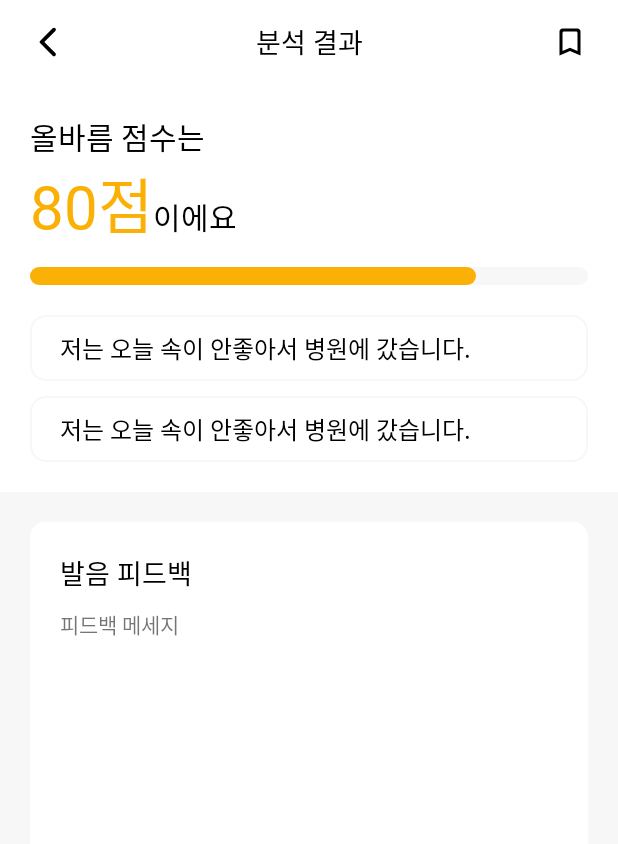
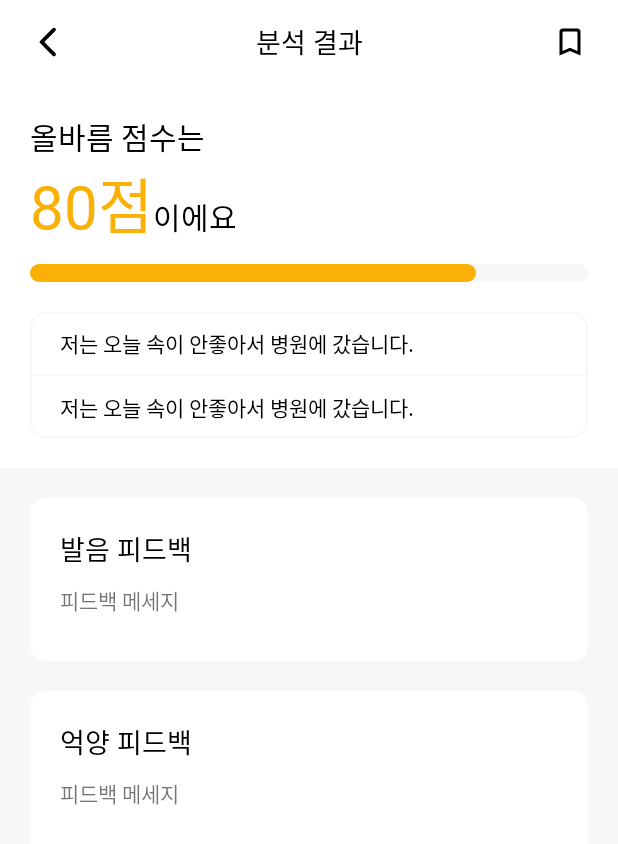
Before and after one commit to jiyuneel/Olbareum, an Android app: the FeedbackActivity screen opened directly, with no data from a screen before it, on a phone screen of 412 x 824 dp. Shown: the top 844 px of the screen. Run offline under Robolectric (Android 15) with nearby library versions, the light colour scheme and no system bars; pictures from the network do not load.

Commit message:
feat: 피드백 결과 페이지 UI 수정

```diff
--- a/app/src/main/java/com/olbareum/olbareum/FeedbackActivity.kt
+++ b/app/src/main/java/com/olbareum/olbareum/FeedbackActivity.kt
@@ -17,11 +17,11 @@ class FeedbackActivity : AppCompatActivity() {
 
         val feedbackData = intent.getParcelableExtra<FeedbackResponseDto>("feedbackData")
         if (feedbackData != null) {
-            binding.score.text = "${feedbackData.pronunciationScore}점"
-//            val pronunciationScore = feedbackData.pronunciationScore.toInt()
-//            binding.scoreBar.progress = feedbackData.pronunciationScore.toInt()
+            val pronunciationScore = feedbackData.pronunciationScore.toInt()
+            binding.score.text = "${pronunciationScore}점"
+            binding.scoreBar.progress = pronunciationScore
             binding.pronunciationFeedback.text = feedbackData.pronunciationFeedback
-//            binding.intonationFeedback.text = feedbackData.intonationFeedback
+            binding.intonationFeedback.text = feedbackData.intonationFeedback
             binding.sentence.text = feedbackData.textSentence
             binding.transcription.text = feedbackData.transcription
 
@@ -29,9 +29,9 @@ class FeedbackActivity : AppCompatActivity() {
                 .load(feedbackData.pronunciationFeedbackImage)
                 .into(binding.pronunciationFeedbackImage)
 
-//            Glide.with(binding.root.context)
-//                .load(feedbackData.intonationFeedbackImage)
-//                .into(binding.intonationFeedbackImage)
+            Glide.with(binding.root.context)
+                .load(feedbackData.intonationFeedbackImage)
+                .into(binding.intonationFeedbackImage)
         }
 
         binding.backButton.setOnClickListener {
--- a/app/src/main/res/layout/activity_feedback.xml
+++ b/app/src/main/res/layout/activity_feedback.xml
@@ -1,19 +1,20 @@
 <?xml version="1.0" encoding="utf-8"?>
-<androidx.constraintlayout.widget.ConstraintLayout xmlns:android="http://schemas.android.com/apk/res/android"
+<androidx.appcompat.widget.LinearLayoutCompat xmlns:android="http://schemas.android.com/apk/res/android"
     xmlns:app="http://schemas.android.com/apk/res-auto"
     xmlns:tools="http://schemas.android.com/tools"
     android:layout_width="match_parent"
     android:layout_height="match_parent"
+    android:background="@color/gray1"
+    android:orientation="vertical"
     tools:context=".FeedbackActivity">
 
     <androidx.appcompat.widget.Toolbar
         android:id="@+id/toolbar"
         android:layout_width="match_parent"
         android:layout_height="?actionBarSize"
+        android:background="@color/white"
         app:contentInsetEnd="20dp"
-        app:contentInsetStart="20dp"
-        app:layout_constraintStart_toStartOf="parent"
-        app:layout_constraintTop_toTopOf="parent">
+        app:contentInsetStart="20dp">
 
         <ImageView
             android:id="@+id/back_button"
@@ -44,9 +45,9 @@
         android:id="@+id/result"
         android:layout_width="match_parent"
         android:layout_height="wrap_content"
+        android:background="@color/white"
         android:orientation="vertical"
-        android:padding="20dp"
-        app:layout_constraintTop_toBottomOf="@+id/toolbar">
+        android:padding="20dp">
 
         <TextView
             android:layout_width="wrap_content"
@@ -84,55 +85,65 @@
             android:id="@+id/score_bar"
             android:layout_width="match_parent"
             android:layout_height="wrap_content"
-            android:layout_marginTop="12dp"
+            android:layout_marginVertical="10dp"
             android:progress="80"
             app:indicatorColor="@color/main_color"
             app:trackColor="@color/gray1"
             app:trackCornerRadius="100dp"
             app:trackThickness="12dp" />
 
+        <androidx.appcompat.widget.LinearLayoutCompat
+            android:layout_width="match_parent"
+            android:layout_height="wrap_content"
+            android:layout_marginTop="10dp"
+            android:background="@drawable/style_radius_stroke_gray1"
+            android:orientation="vertical">
+
             <TextView
                 android:id="@+id/sentence"
                 android:layout_width="match_parent"
                 android:layout_height="wrap_content"
-            android:layout_marginTop="20dp"
-            android:background="@drawable/style_radius_stroke_gray1"
                 android:fontFamily="@font/pretendard_medium"
                 android:gravity="center_vertical"
                 android:paddingHorizontal="20dp"
                 android:paddingVertical="10dp"
                 android:text="저는 오늘 속이 안좋아서 병원에 갔습니다."
                 android:textColor="@color/black"
-            android:textSize="16dp" />
+                android:textSize="14dp" />
+
+            <com.google.android.material.divider.MaterialDivider
+                android:layout_width="match_parent"
+                android:layout_height="1dp"
+                app:dividerColor="@color/gray1" />
 
             <TextView
                 android:id="@+id/transcription"
                 android:layout_width="match_parent"
                 android:layout_height="wrap_content"
-            android:layout_marginTop="10dp"
-            android:background="@drawable/style_radius_stroke_gray1"
                 android:fontFamily="@font/pretendard_medium"
                 android:gravity="center_vertical"
                 android:paddingHorizontal="20dp"
                 android:paddingVertical="10dp"
                 android:text="저는 오늘 속이 안좋아서 병원에 갔습니다."
                 android:textColor="@color/black"
-            android:textSize="16dp" />
+                android:textSize="14dp" />
+        </androidx.appcompat.widget.LinearLayoutCompat>
 
     </androidx.appcompat.widget.LinearLayoutCompat>
 
-    <FrameLayout
+    <androidx.core.widget.NestedScrollView
         android:layout_width="match_parent"
-        android:layout_height="0dp"
-        android:background="@color/gray1"
-        android:paddingHorizontal="20dp"
-        android:paddingVertical="20dp"
-        app:layout_constraintBottom_toBottomOf="parent"
-        app:layout_constraintTop_toBottomOf="@+id/result">
+        android:layout_height="wrap_content">
 
         <androidx.appcompat.widget.LinearLayoutCompat
             android:layout_width="match_parent"
             android:layout_height="match_parent"
+            android:orientation="vertical"
+            android:padding="20dp">
+
+            <androidx.appcompat.widget.LinearLayoutCompat
+                android:layout_width="match_parent"
+                android:layout_height="wrap_content"
                 android:background="@drawable/style_radius_white"
                 android:orientation="vertical"
                 android:padding="20dp">
@@ -171,55 +182,63 @@
                     android:id="@+id/pronunciation_feedback_image"
                     android:layout_width="wrap_content"
                     android:layout_height="wrap_content"
-                android:layout_gravity="center" />
+                    android:layout_gravity="center"
+                    android:adjustViewBounds="true" />
 
             </androidx.appcompat.widget.LinearLayoutCompat>
 
-        <!--            <androidx.appcompat.widget.LinearLayoutCompat-->
-        <!--                android:layout_width="match_parent"-->
-        <!--                android:layout_height="wrap_content"-->
-        <!--                android:background="@drawable/style_radius_white"-->
-        <!--                android:orientation="vertical"-->
-        <!--                android:padding="20dp">-->
+            <Space
+                android:layout_width="0dp"
+                android:layout_height="20dp" />
 
-        <!--                <androidx.appcompat.widget.LinearLayoutCompat-->
-        <!--                    android:layout_width="wrap_content"-->
-        <!--                    android:layout_height="wrap_content"-->
-        <!--                    android:orientation="horizontal">-->
+            <androidx.appcompat.widget.LinearLayoutCompat
+                android:layout_width="match_parent"
+                android:layout_height="wrap_content"
+                android:background="@drawable/style_radius_white"
+                android:orientation="vertical"
+                android:padding="20dp">
 
-        <!--                    <TextView-->
-        <!--                        android:layout_width="wrap_content"-->
-        <!--                        android:layout_height="wrap_content"-->
-        <!--                        android:fontFamily="@font/pretendard_bold"-->
-        <!--                        android:text="억양"-->
-        <!--                        android:textColor="@color/black"-->
-        <!--                        android:textSize="18dp" />-->
+                <androidx.appcompat.widget.LinearLayoutCompat
+                    android:layout_width="wrap_content"
+                    android:layout_height="wrap_content"
+                    android:orientation="horizontal">
 
-        <!--                    <TextView-->
-        <!--                        android:layout_width="wrap_content"-->
-        <!--                        android:layout_height="wrap_content"-->
-        <!--                        android:fontFamily="@font/pretendard_regular"-->
-        <!--                        android:text=" 피드백"-->
-        <!--                        android:textColor="@color/black"-->
-        <!--                        android:textSize="18dp" />-->
+                    <TextView
+                        android:layout_width="wrap_content"
+                        android:layout_height="wrap_content"
+                        android:fontFamily="@font/pretendard_bold"
+                        android:text="억양"
+                        android:textColor="@color/black"
+                        android:textSize="18dp" />
 
-        <!--                </androidx.appcompat.widget.LinearLayoutCompat>-->
+                    <TextView
+                        android:layout_width="wrap_content"
+                        android:layout_height="wrap_content"
+                        android:fontFamily="@font/pretendard_regular"
+                        android:text=" 피드백"
+                        android:textColor="@color/black"
+                        android:textSize="18dp" />
 
-        <!--                <TextView-->
-        <!--                    android:id="@+id/intonation_feedback"-->
-        <!--                    android:layout_width="match_parent"-->
-        <!--                    android:layout_height="wrap_content"-->
-        <!--                    android:layout_marginVertical="10dp"-->
-        <!--                    android:text="vlemqor" />-->
+                </androidx.appcompat.widget.LinearLayoutCompat>
 
-        <!--                <ImageView-->
-        <!--                    android:id="@+id/intonation_feedback_image"-->
-        <!--                    android:layout_width="wrap_content"-->
-        <!--                    android:layout_height="wrap_content"-->
-        <!--                    android:layout_gravity="center" />-->
+                <TextView
+                    android:id="@+id/intonation_feedback"
+                    android:layout_width="match_parent"
+                    android:layout_height="wrap_content"
+                    android:layout_marginVertical="10dp"
+                    android:text="피드백 메세지" />
 
-        <!--            </androidx.appcompat.widget.LinearLayoutCompat>-->
+                <ImageView
+                    android:id="@+id/intonation_feedback_image"
+                    android:layout_width="wrap_content"
+                    android:layout_height="wrap_content"
+                    android:layout_gravity="center"
+                    android:adjustViewBounds="true" />
 
-    </FrameLayout>
+            </androidx.appcompat.widget.LinearLayoutCompat>
 
-</androidx.constraintlayout.widget.ConstraintLayout>
+        </androidx.appcompat.widget.LinearLayoutCompat>
+
+    </androidx.core.widget.NestedScrollView>
+
+</androidx.appcompat.widget.LinearLayoutCompat>
```
Lines whose indentation alone changed are shown as unchanged.
